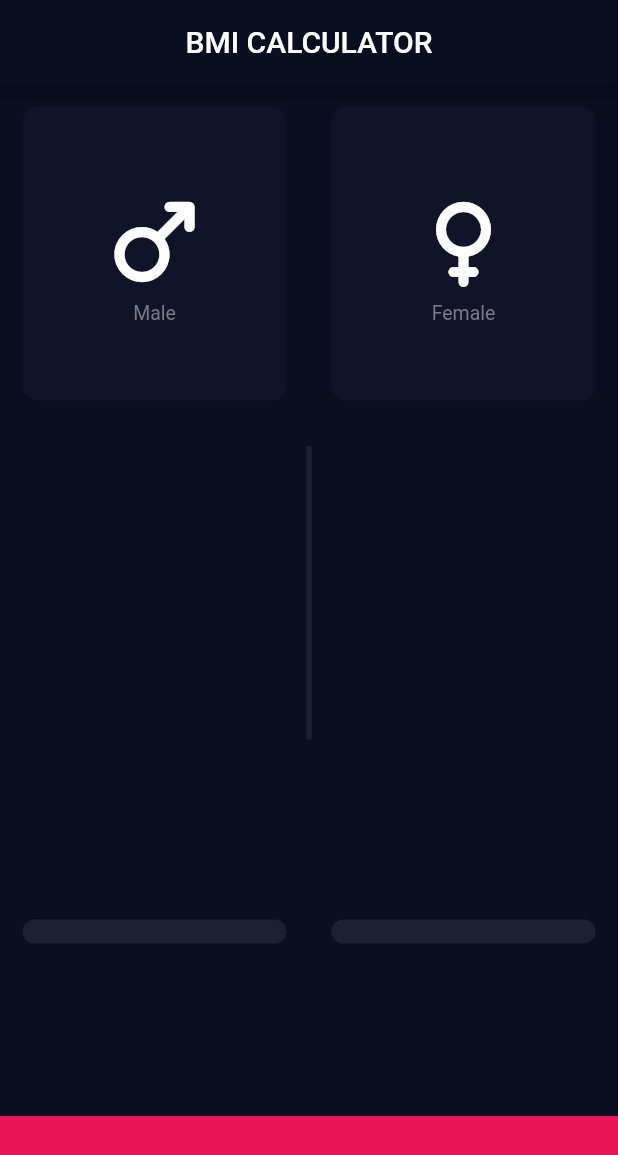
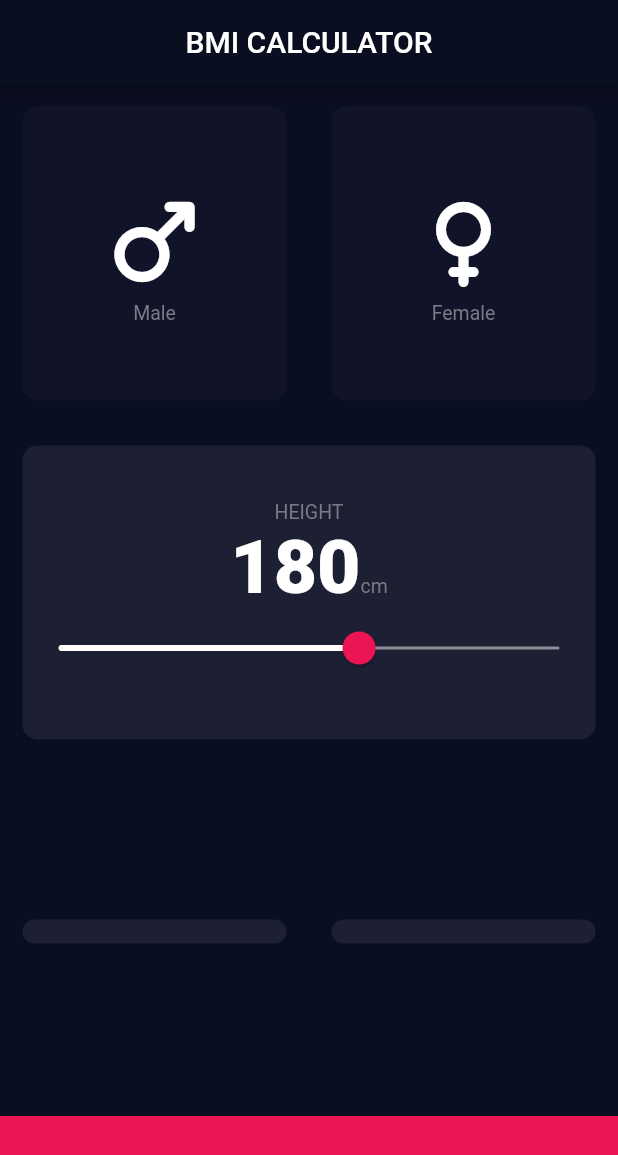
Before and after one commit to MuursaleenBats/bmi_calculator, a Flutter app: the screen it shows after launch, on a phone screen of 412 x 824 dp. Shown: the top 1155 px of the screen. Run offline on Flutter 3.47's test engine with Material 2 defaults, Android fonts, the phone set to English and light mode, and no system bars.

Commit message:
Slider added

```diff
--- /dev/null
+++ b/lib/constants.dart
@@ -0,0 +1,15 @@
+import 'package:flutter/material.dart';
+
+const kBottomContainerColor = Color(0xFFEB1555);
+const kBottomContainerHeight = 80.0;
+const kActiveCardColour = Color(0xFF1D1F33);
+const kInactiveCardColour = Color(0xFF111328);
+
+const kNumberTextStyle = TextStyle(
+  fontSize: 50.0,
+  fontWeight: FontWeight.w900,
+);
+const kLabelTextStyle = TextStyle(
+  fontSize: 13.0,
+  color: Color(0xFF797B86),
+);
--- a/lib/icon_content.dart
+++ b/lib/icon_content.dart
@@ -1,9 +1,5 @@
 import 'package:flutter/material.dart';
-
-const labelTextStyle = TextStyle(
-  fontSize: 13.0,
-  color: Color(0xFF797B86),
-);
+import 'constants.dart';
 
 class IconContertWidget extends StatelessWidget {
   IconContertWidget({required this.gender, required this.iconName});
@@ -18,7 +14,7 @@ class IconContertWidget extends StatelessWidget {
         iconName,
         Text(
           gender,
-          style: labelTextStyle,
+          style: kLabelTextStyle,
         )
       ],
     );
--- a/lib/input_page.dart
+++ b/lib/input_page.dart
@@ -1,11 +1,7 @@
 import 'package:flutter/material.dart';
 import 'icon_content.dart';
 import 'reusable_card.dart';
-
-const bottomContainerColor = Color(0xFFEB1555);
-const bottomContainerHeight = 80.0;
-const activeCardColour = Color(0xFF1D1F33);
-const inactiveCardColour = Color(0xFF111328);
+import 'constants.dart';
 
 enum GenderType { none, male, female }
 
@@ -16,6 +12,7 @@ class InputPage extends StatefulWidget {
 
 class _InputPageState extends State<InputPage> {
   GenderType selectedGender = GenderType.none;
+  int height = 180;
 
   @override
   Widget build(BuildContext context) {
@@ -24,6 +21,7 @@ class _InputPageState extends State<InputPage> {
         title: Center(child: Text('BMI CALCULATOR')),
       ),
       body: Column(
+        crossAxisAlignment: CrossAxisAlignment.stretch,
         children: [
           Expanded(
             child: Row(
@@ -31,8 +29,8 @@ class _InputPageState extends State<InputPage> {
                 Expanded(
                   child: ReusableCard(
                     colour: selectedGender == GenderType.male
-                        ? activeCardColour
-                        : inactiveCardColour,
+                        ? kActiveCardColour
+                        : kInactiveCardColour,
                     childCard: IconContertWidget(
                       gender: 'Male',
                       iconName: Icon(
@@ -52,8 +50,8 @@ class _InputPageState extends State<InputPage> {
                 Expanded(
                   child: ReusableCard(
                     colour: selectedGender == GenderType.female
-                        ? activeCardColour
-                        : inactiveCardColour,
+                        ? kActiveCardColour
+                        : kInactiveCardColour,
                     childCard: IconContertWidget(
                       gender: 'Female',
                       iconName: Icon(
@@ -77,7 +75,48 @@ class _InputPageState extends State<InputPage> {
             child: ReusableCard(
               colour: Color(0xFF1D1F33),
               childCard: Column(
-                children: [Text(' ')],
+                mainAxisAlignment: MainAxisAlignment.center,
+                children: [
+                  Text(
+                    'HEIGHT',
+                    style: kLabelTextStyle,
+                  ),
+                  Row(
+                    mainAxisAlignment: MainAxisAlignment.center,
+                    crossAxisAlignment: CrossAxisAlignment.baseline,
+                    textBaseline: TextBaseline.alphabetic,
+                    children: [
+                      Text(
+                        height.toString(),
+                        style: kNumberTextStyle,
+                      ),
+                      Text(
+                        'cm',
+                        style: kLabelTextStyle,
+                      ),
+                    ],
+                  ),
+                  SliderTheme(
+                    data: SliderTheme.of(context).copyWith(
+                        inactiveTrackColor: Color(0xFF8D8E98),
+                        trackHeight: 2.0,
+                        activeTrackColor: Colors.white,
+                        overlayColor: Color(0x29EB1555),
+                        thumbColor: Color(0xFFEB1555),
+                        thumbShape:
+                            RoundSliderThumbShape(enabledThumbRadius: 11.0)),
+                    child: Slider(
+                      value: height.toDouble(),
+                      min: 120.0,
+                      max: 220.0,
+                      onChanged: (double newValue) {
+                        setState(() {
+                          height = newValue.round();
+                        });
+                      },
+                    ),
+                  ),
+                ],
               ),
               onPress: () {},
             ),
@@ -103,9 +142,9 @@ class _InputPageState extends State<InputPage> {
             ),
           ),
           Container(
-            color: bottomContainerColor,
+            color: kBottomContainerColor,
             width: double.infinity,
-            height: bottomContainerHeight,
+            height: kBottomContainerHeight,
             margin: EdgeInsets.only(top: 10.0),
           ),
         ],
--- a/lib/reusable_card.dart
+++ b/lib/reusable_card.dart
@@ -1,4 +1,5 @@
 import 'package:flutter/material.dart';
+import 'constants.dart';
 
 enum GenderType { none, male, female }
 
```
